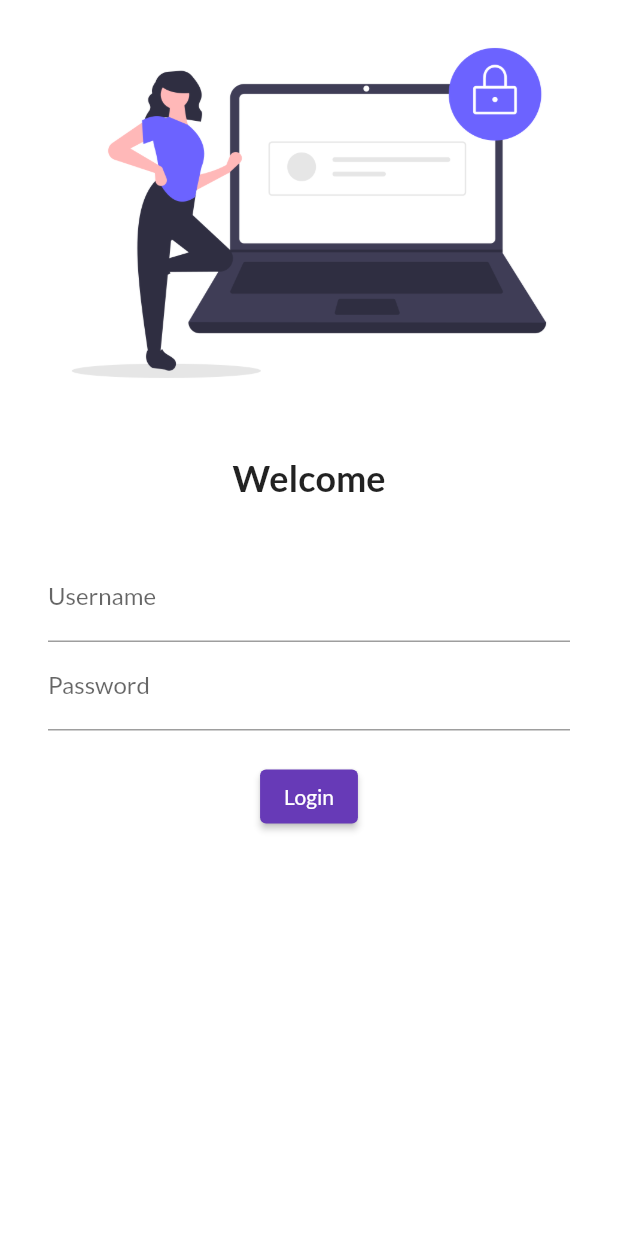
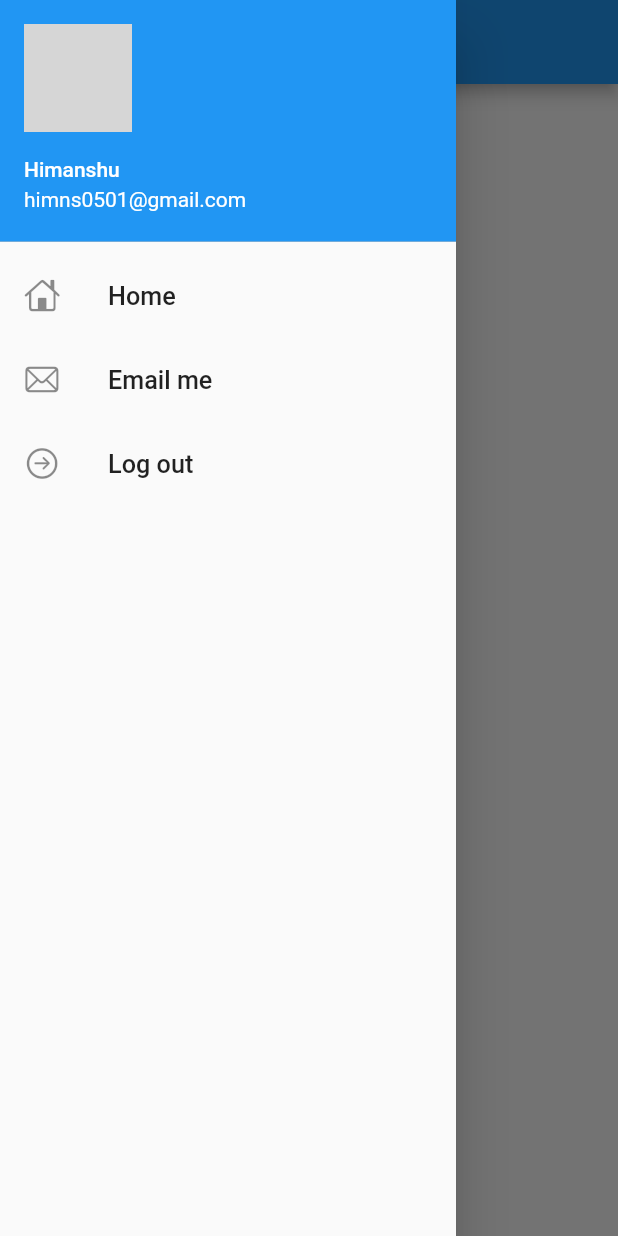
Before and after one commit to himanshu0501/space_curiosity, a Flutter app: the screen it shows after launch, with the side drawer open (before the commit the screen has no drawer), on a phone screen of 412 x 824 dp. Run offline on Flutter 3.47's test engine with Material 2 defaults, Android fonts, the light colour scheme and no system bars; our stand-ins replace google_fonts; network calls fail; grey boxes are pictures that could not be loaded.

Commit message:
drawer and routes and some changes in login

```diff
--- a/lib/main.dart
+++ b/lib/main.dart
@@ -2,6 +2,7 @@
 import 'package:google_fonts/google_fonts.dart';
 import 'package:space_curiosity/pages/homepage.dart';
 import 'package:space_curiosity/pages/loginpage.dart';
+import 'package:space_curiosity/utils/routes.dart';
 
 void main() {
   runApp(space_curiosity());
@@ -30,13 +31,13 @@
         brightness: Brightness.dark,
         // dark theme will work only when we specifiy the Themedata and its properties
       ),
-      initialRoute: "/",
+      initialRoute: MyRoutes.homeRoute,
       // it tells which page will show in the start (by default "/" shows in the start)
       routes: {
         // defines the routes in the app
         "/": (context) => LoginPage(), // object starts with capital letter
-        "/login": (context) => LoginPage(),
-        "/home": (context) => HomePage(),
+        MyRoutes.loginRoute: (context) => LoginPage(),
+        MyRoutes.homeRoute: (context) => HomePage(),
         // either gave the home: or "/" route both at the same time will give error
       },
     );
--- a/lib/pages/homepage.dart
+++ b/lib/pages/homepage.dart
@@ -1,4 +1,5 @@
 import 'package:flutter/material.dart';
+import 'package:space_curiosity/widgets/drawer.dart';
 
 class HomePage extends StatelessWidget {
   @override
@@ -16,7 +17,7 @@
             child: Text('welcome'),
           ),
         ),
-        drawer: Drawer(), // the side drawer is given here
+        drawer: MyDrawer(), // the side drawer is given here
       ),
     );
   }
--- /dev/null
+++ b/lib/utils/routes.dart
@@ -0,0 +1,4 @@
+class MyRoutes {
+  static String loginRoute = "/login";
+  static String homeRoute = "/home";
+}
--- /dev/null
+++ b/lib/widgets/drawer.dart
@@ -0,0 +1,56 @@
+// ignore_for_file: prefer_const_constructors, prefer_const_literals_to_create_immutables
+
+import 'package:flutter/cupertino.dart';
+import 'package:flutter/material.dart';
+import 'package:space_curiosity/utils/routes.dart';
+
+class MyDrawer extends StatelessWidget {
+  @override
+  Widget build(BuildContext context) {
+    final imageUrl =
+        "https://i.pinimg.com/564x/77/5b/91/775b91d4b1bfcac2aa3292b47763c1b1.jpg";
+    return Drawer(
+      child: ListView(
+        children: [
+          DrawerHeader(
+            padding: EdgeInsets.zero,
+            child: UserAccountsDrawerHeader(
+              margin: EdgeInsets.zero,
+              accountName: Text("Himanshu"),
+              accountEmail: Text("himns0501@gmail.com"),
+              currentAccountPicture:
+                  CircleAvatar(backgroundImage: NetworkImage(imageUrl)),
+            ),
+          ),
+          ListTile(
+            leading: Icon(
+              CupertinoIcons.home,
+            ),
+            title: Text(
+              "Home",
+              textScaleFactor: 1.2,
+            ),
+          ),
+          ListTile(
+            leading: Icon(
+              CupertinoIcons.mail,
+            ),
+            title: Text(
+              "Email me",
+              textScaleFactor: 1.2,
+            ),
+          ),
+          ListTile(
+            leading: Icon(
+              CupertinoIcons.arrow_right_circle,
+            ),
+            title: Text(
+              "Log out",
+              textScaleFactor: 1.2,
+            ),
+          )
+        ],
+      ),
+    );
+  }
+}
```
Also changed, not shown: lib/pages/loginpage.dart (+49 -9 lines).
